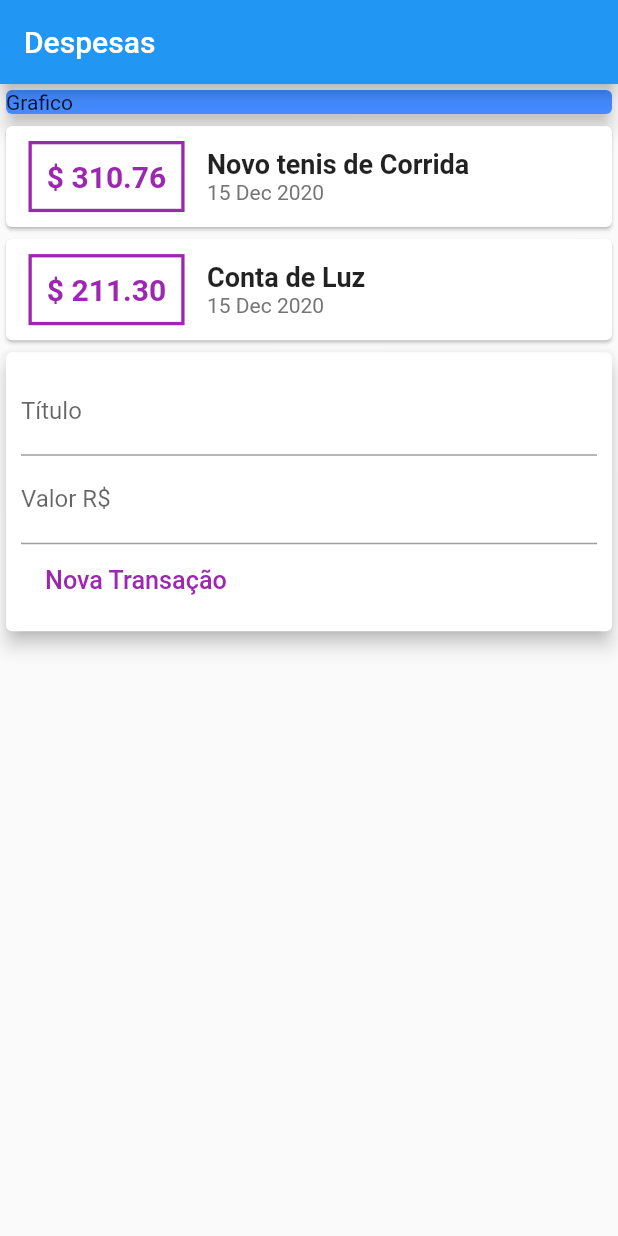
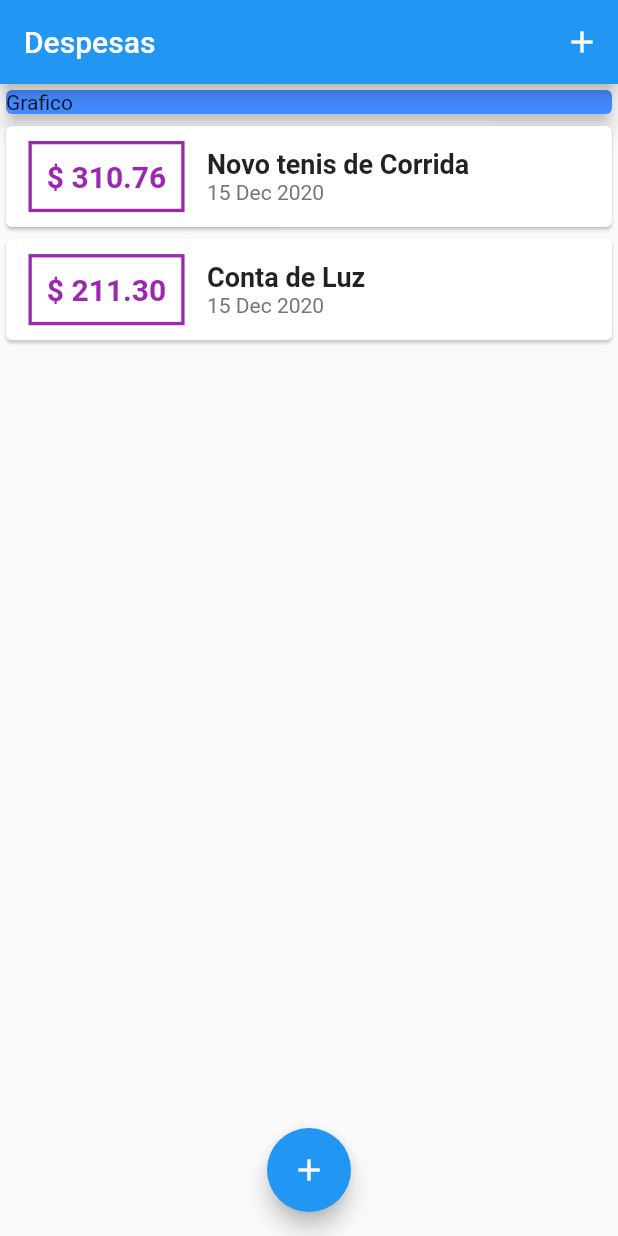
Before and after one commit to ravi2612/contabilidadePessoal, a Flutter app: the screen it shows after launch, on a phone screen of 412 x 824 dp. Run offline on Flutter 3.47's test engine with Material 2 defaults, Android fonts, the phone set to English and light mode, and no system bars.

Commit message:
adicionando movimento

```diff
--- a/lib/components/transaction_list.dart
+++ b/lib/components/transaction_list.dart
@@ -0,0 +1,66 @@
+import 'package:flutter/material.dart';
+import '../models/transaction.dart';
+import 'package:intl/intl.dart';
+
+class TransactionList extends StatelessWidget {
+  final List<Transaction> transactions;
+
+  TransactionList(this.transactions);
+
+  @override
+  Widget build(BuildContext context) {
+    return Container(
+      height: 300,
+      child: ListView.builder(
+        itemCount: transactions.length,
+        itemBuilder: (ctx, index) {
+          final tr = transactions[index];
+          return Card(
+            child: Row(
+              children: [
+                Container(
+                  margin: EdgeInsets.symmetric(
+                    horizontal: 15,
+                    vertical: 10,
+                  ),
+                  decoration: BoxDecoration(
+                      border: Border.all(
+                    color: Colors.purple,
+                    width: 2.2,
+                  )),
+                  padding: EdgeInsets.all(10),
+                  child: Text(
+                    '\$ ' + '${tr.value.toStringAsFixed(2)}',
+                    style: TextStyle(
+                      fontWeight: FontWeight.bold,
+                      fontSize: 20,
+                      color: Colors.purple,
+                    ),
+                  ),
+                ),
+                Column(
+                  crossAxisAlignment: CrossAxisAlignment.start,
+                  children: [
+                    Text(
+                      tr.title,
+                      style: TextStyle(
+                        fontWeight: FontWeight.bold,
+                        fontSize: 18,
+                      ),
+                    ),
+                    Text(
+                      DateFormat('d MMM y').format(tr.date),
+                      style: TextStyle(
+                        color: Colors.grey[600],
+                      ),
+                    ),
+                  ],
+                )
+              ],
+            ),
+          );
+        },
+      ),
+    );
+  }
+}
--- a/lib/main.dart
+++ b/lib/main.dart
@@ -1,6 +1,10 @@
-import 'package:contabilidade_Pessoal_2/models/transaction.dart';
+import 'package:contabilidade_Pessoal_2/components/transaction_form.dart';
+
 import 'package:flutter/material.dart';
-import 'package:intl/intl.dart';
+import './components/transaction_form.dart';
+import './components/transaction_list.dart';
+import 'models/transaction.dart';
+import 'dart:math';
 
 main() => runApp(ExpensesApp());
 
@@ -13,9 +17,12 @@ class ExpensesApp extends StatelessWidget {
   }
 }
 
-class MyHomePage extends StatelessWidget {
-  final titleController = TextEditingController();
-  final valueController = TextEditingController();
+class MyHomePage extends StatefulWidget {
+  @override
+  _MyHomePageState createState() => _MyHomePageState();
+}
+
+class _MyHomePageState extends State<MyHomePage> {
 
    final _transactions = [
     Transaction(
@@ -29,17 +36,46 @@ class MyHomePage extends StatelessWidget {
       title: 'Conta de Luz',
       value: 211.30,
       date: DateTime.now(),
-    )
+    ),
+
   ];
+
+   _addTransaction(String title, double value) {
+    final newTransaction = Transaction(
+      id: Random().nextDouble().toString(),
+      title: title,
+      value: value,
+      date: DateTime.now(),
+    );
+
+    setState(() {
+      _transactions.add(newTransaction);
+    });
+  }
+
+  _openTransactionFormModal(BuildContext context) {
+    showModalBottomSheet(
+        context: context,
+        builder: (_) {
+          return TransactionForm(_addTransaction);
+        });
+  }
 
   @override
   Widget build(BuildContext context) {
     return Scaffold(
+
       appBar: AppBar(
         title: Text('Despesas'),
+        actions: [
+          IconButton(
+            icon: Icon(Icons.add),
+            onPressed: () => _openTransactionFormModal(context),
+          )
+        ],
       ),
-      body: Column(
-
+      body: SingleChildScrollView(
+        child: Column(
           crossAxisAlignment: CrossAxisAlignment.stretch,
           children: [
             Container(
@@ -50,90 +86,15 @@ class MyHomePage extends StatelessWidget {
                 elevation: 5,
               ),
             ),
-          Column(
-            children: _transactions.map((tr) {
-              return Card(
-                child: Row(
-                  children: [
-                    Container(
-                      margin: EdgeInsets.symmetric(
-                        horizontal: 15,
-                        vertical: 10,
-                      ),
-                      decoration: BoxDecoration(
-                          border: Border.all(
-                        color: Colors.purple,
-                        width: 2.2,
-                      )),
-                      padding: EdgeInsets.all(10),
-                      child: Text(
-                        '\$ ' + '${tr.value.toStringAsFixed(2)}',
-                        style: TextStyle(
-                          fontWeight: FontWeight.bold,
-                          fontSize: 20,
-                          color: Colors.purple,
-                        ),
-                      ),
-                    ),
-                    Column(
-                      crossAxisAlignment: CrossAxisAlignment.start,
-                      children: [
-                        Text(
-                          tr.title,
-                          style: TextStyle(
-                            fontWeight: FontWeight.bold,
-                            fontSize: 18,
-                          ),
-                        ),
-                        Text(
-                          DateFormat('d MMM y').format(tr.date),
-                          style: TextStyle(
-                            color: Colors.grey[600],
-                          ),
-                        ),
-                      ],
-                    )
-                  ],
-                ),
-              );
-            }).toList(),
-          ),
-          Card(
-            elevation: 5,
-            child: Padding(
-              padding: const EdgeInsets.all(10),
-              child: Column(
-                children: [
-                  TextField(
-                    controller: titleController,
-                    decoration: InputDecoration(labelText: 'Título'),
-                  ),
-                  TextField(
-                    controller: valueController,
-                    decoration: InputDecoration(labelText: 'Valor R\$ '),
-                  ),
-                  Row(
-                    mainAxisAlignment: MainAxisAlignment.start,
-                    children: [
-                      FlatButton(
-                        child: Text(
-                          'Nova Transação',
-                          textScaleFactor: 1.2,
-                        ),
-                        textColor: Colors.purple,
-                        onPressed: () {
-                          print(titleController.text);
-                          print(valueController.text);
-                        },
-                      ),
-                    ],
-                  )
+        TransactionList(_transactions),
           ],
         ),
       ),
+      floatingActionButton: FloatingActionButton(
+        child: Icon(Icons.add),
+        onPressed:  () => _openTransactionFormModal(context),
       ),
-        ],
-      ),
+      floatingActionButtonLocation: FloatingActionButtonLocation.centerFloat,
     );
   }
 }
```
Also changed, not shown: lib/components/transaction_form.dart (added, +72 -0 lines). Lines whose indentation alone changed are shown as unchanged.
